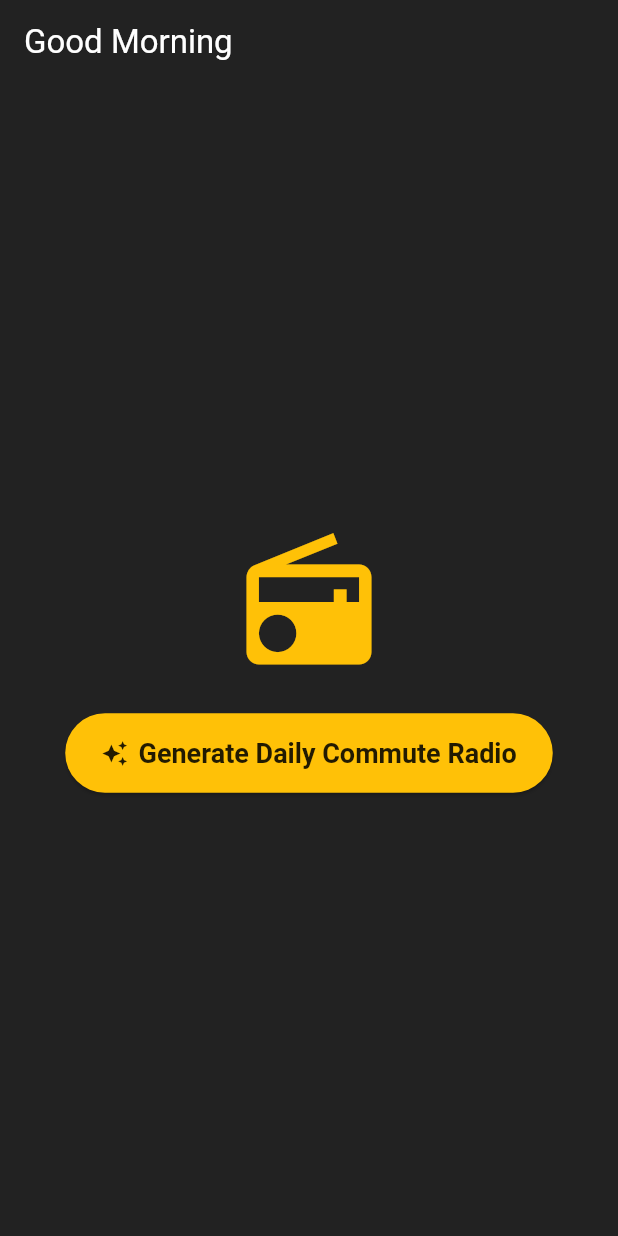
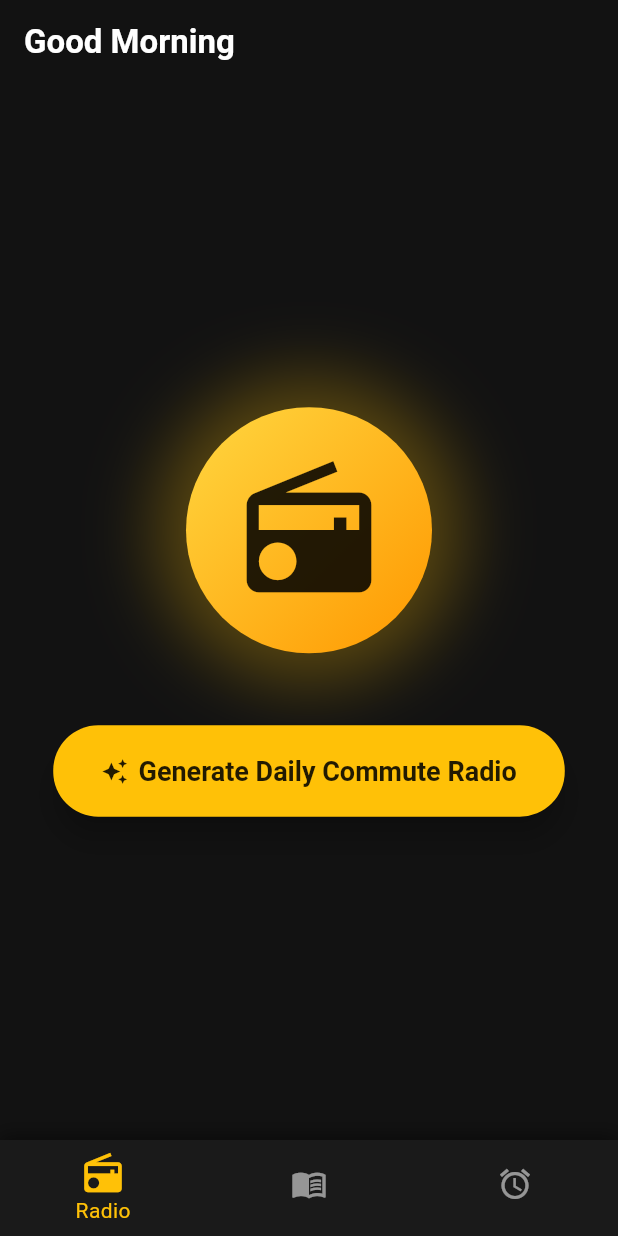
Before and after one commit to Cicada0719/ai-podcbast, a Flutter app: the screen it shows after launch, on a phone screen of 412 x 824 dp. Run offline on Flutter 3.47's test engine with Material 3 defaults, Android fonts, the phone set to English and light mode, and no system bars; our stand-ins replace dio, just_audio, shared_preferences.

Commit message:
feat: 设计AI播客系统并拓展英语学习
Co-authored-by: traeagent <traeagent@users.noreply.github.com>

```diff
--- a/ai-podcast-project/app/lib/main.dart
+++ b/ai-podcast-project/app/lib/main.dart
@@ -1,6 +1,6 @@
 import 'package:flutter/material.dart';
 import 'package:provider/provider.dart';
-import 'screens/player_screen.dart';
+import 'screens/main_screen.dart';
 import 'services/api_service.dart';
 import 'services/player_service.dart';
 
@@ -23,85 +23,14 @@ class AIPodcastApp extends StatelessWidget {
   Widget build(BuildContext context) {
     return MaterialApp(
       title: 'AI DJ Radio',
+      debugShowCheckedModeBanner: false,
       theme: ThemeData(
         brightness: Brightness.dark,
         primarySwatch: Colors.amber,
+        scaffoldBackgroundColor: const Color(0xFF121212),
+        fontFamily: 'Roboto', // Replace with a custom font if desired
       ),
-      home: const HomeScreen(),
+      home: const MainScreen(),
     );
   }
 }
-
-class HomeScreen extends StatelessWidget {
-  const HomeScreen({super.key});
-
-  @override
-  Widget build(BuildContext context) {
-    final apiService = context.read<ApiService>();
-    final playerService = context.read<PlayerService>();
-
-    return Scaffold(
-      backgroundColor: Colors.black87,
-      appBar: AppBar(
-        title: const Text('Good Morning', style: TextStyle(color: Colors.white)),
-        backgroundColor: Colors.transparent,
-        elevation: 0,
-      ),
-      body: Center(
-        child: Column(
-          mainAxisAlignment: MainAxisAlignment.center,
-          children: [
-            const Icon(Icons.radio, size: 100, color: Colors.amber),
-            const SizedBox(height: 24),
-            ElevatedButton.icon(
-              icon: const Icon(Icons.auto_awesome),
-              label: const Text('Generate Daily Commute Radio'),
-              style: ElevatedButton.styleFrom(
-                backgroundColor: Colors.amber,
-                foregroundColor: Colors.black87,
-                padding: const EdgeInsets.symmetric(horizontal: 24, vertical: 16),
-                textStyle: const TextStyle(fontSize: 18, fontWeight: FontWeight.bold),
-              ),
-              onPressed: () async {
-                try {
-                  // 显示加载弹窗
-                  showDialog(
-                    context: context,
-                    barrierDismissible: false,
-                    builder: (ctx) => const Center(child: CircularProgressIndicator(color: Colors.amber)),
-                  );
-
-                  // 1. 调用后端 API 生成播客台本和 TTS
-                  final episodes = await apiService.fetchPodcastScript("早间通勤");
-
-                  // 2. 加载进播放器
-                  await playerService.loadEpisodes(episodes);
-
-                  // 关闭弹窗
-                  if (context.mounted) Navigator.pop(context);
-
-                  // 3. 跳转到播放器界面
-                  if (context.mounted) {
-                    Navigator.push(
-                      context,
-                      MaterialPageRoute(builder: (_) => const PlayerScreen()),
-                    );
-                    playerService.play(); // 自动播放
-                  }
-                } catch (e) {
-                  if (context.mounted) Navigator.pop(context);
-                  debugPrint('Failed to generate radio: $e');
-                  if (context.mounted) {
-                    ScaffoldMessenger.of(context).showSnackBar(
-                      SnackBar(content: Text('Error: $e')),
-                    );
-                  }
-                }
-              },
-            ),
-          ],
-        ),
-      ),
-    );
-  }
-}
--- /dev/null
+++ b/ai-podcast-project/app/lib/screens/home_screen.dart
@@ -0,0 +1,108 @@
+import 'package:flutter/material.dart';
+import 'package:provider/provider.dart';
+import '../services/api_service.dart';
+import '../services/player_service.dart';
+import 'player_screen.dart';
+
+class HomeScreen extends StatelessWidget {
+  const HomeScreen({super.key});
+
+  @override
+  Widget build(BuildContext context) {
+    final apiService = context.read<ApiService>();
+    final playerService = context.read<PlayerService>();
+
+    return Scaffold(
+      backgroundColor: const Color(0xFF121212),
+      appBar: AppBar(
+        title: const Text('Good Morning', style: TextStyle(color: Colors.white, fontWeight: FontWeight.bold)),
+        backgroundColor: Colors.transparent,
+        elevation: 0,
+      ),
+      body: Center(
+        child: Column(
+          mainAxisAlignment: MainAxisAlignment.center,
+          children: [
+            Container(
+              padding: const EdgeInsets.all(32),
+              decoration: BoxDecoration(
+                shape: BoxShape.circle,
+                gradient: const LinearGradient(
+                  colors: [Colors.amberAccent, Colors.orange],
+                  begin: Alignment.topLeft,
+                  end: Alignment.bottomRight,
+                ),
+                boxShadow: [
+                  BoxShadow(
+                    color: Colors.amber.withOpacity(0.3),
+                    blurRadius: 40,
+                    spreadRadius: 20,
+                  )
+                ],
+              ),
+              child: const Icon(Icons.radio, size: 100, color: Colors.black87),
+            ),
+            const SizedBox(height: 48),
+            ElevatedButton.icon(
+              icon: const Icon(Icons.auto_awesome),
+              label: const Text('Generate Daily Commute Radio'),
+              style: ElevatedButton.styleFrom(
+                backgroundColor: Colors.amber,
+                foregroundColor: Colors.black87,
+                padding: const EdgeInsets.symmetric(horizontal: 32, vertical: 20),
+                shape: RoundedRectangleBorder(borderRadius: BorderRadius.circular(30)),
+                textStyle: const TextStyle(fontSize: 18, fontWeight: FontWeight.bold),
+                elevation: 8,
+              ),
+              onPressed: () async {
+                try {
+                  // 显示精美加载弹窗
+                  showDialog(
+                    context: context,
+                    barrierDismissible: false,
+                    builder: (ctx) => const Center(
+                      child: Column(
+                        mainAxisSize: MainAxisSize.min,
+                        children: [
+                          CircularProgressIndicator(color: Colors.amber),
+                          SizedBox(height: 20),
+                          Text("Echo & Leo are preparing your radio...", style: TextStyle(color: Colors.amber, fontSize: 16, fontWeight: FontWeight.bold)),
+                        ],
+                      ),
+                    ),
+                  );
+
+                  // 1. 调用后端 API 生成播客台本和 TTS
+                  final episodes = await apiService.fetchPodcastScript("早间通勤");
+
+                  // 2. 加载进播放器
+                  await playerService.loadEpisodes(episodes);
+
+                  // 关闭弹窗
+                  if (context.mounted) Navigator.pop(context);
+
+                  // 3. 跳转到播放器界面
+                  if (context.mounted) {
+                    Navigator.push(
+                      context,
+                      MaterialPageRoute(builder: (_) => const PlayerScreen()),
+                    );
+                    playerService.play(); // 自动播放
+                  }
+                } catch (e) {
+                  if (context.mounted) Navigator.pop(context);
+                  debugPrint('Failed to generate radio: $e');
+                  if (context.mounted) {
+                    ScaffoldMessenger.of(context).showSnackBar(
+                      SnackBar(content: Text('Error: $e'), backgroundColor: Colors.redAccent),
+                    );
+                  }
+                }
+              },
+            ),
+          ],
+        ),
+      ),
+    );
+  }
+}
--- /dev/null
+++ b/ai-podcast-project/app/lib/screens/main_screen.dart
@@ -0,0 +1,76 @@
+import 'package:flutter/material.dart';
+import 'package:provider/provider.dart';
+import '../services/api_service.dart';
+import '../services/player_service.dart';
+import 'home_screen.dart';
+import 'vocab_screen.dart';
+import 'alarm_screen.dart';
+
+class MainScreen extends StatefulWidget {
+  const MainScreen({super.key});
+
+  @override
+  State<MainScreen> createState() => _MainScreenState();
+}
+
+class _MainScreenState extends State<MainScreen> {
+  int _currentIndex = 0;
+  final List<Widget> _screens = const [
+    HomeScreen(),
+    VocabularyScreen(),
+    AlarmScreen(),
+  ];
+
+  @override
+  Widget build(BuildContext context) {
+    return Scaffold(
+      body: IndexedStack(
+        index: _currentIndex,
+        children: _screens,
+      ),
+      bottomNavigationBar: Container(
+        decoration: BoxDecoration(
+          boxShadow: [
+            BoxShadow(
+              color: Colors.black.withOpacity(0.5),
+              blurRadius: 10,
+              offset: const Offset(0, -2),
+            ),
+          ],
+        ),
+        child: BottomNavigationBar(
+          currentIndex: _currentIndex,
+          backgroundColor: const Color(0xFF1A1A1A),
+          selectedItemColor: Colors.amber,
+          unselectedItemColor: Colors.white54,
+          showSelectedLabels: true,
+          showUnselectedLabels: false,
+          elevation: 0,
+          type: BottomNavigationBarType.fixed,
+          onTap: (index) {
+            setState(() {
+              _currentIndex = index;
+            });
+          },
+          items: const [
+            BottomNavigationBarItem(
+              icon: Icon(Icons.radio),
+              activeIcon: Icon(Icons.radio, size: 30),
+              label: 'Radio',
+            ),
+            BottomNavigationBarItem(
+              icon: Icon(Icons.menu_book),
+              activeIcon: Icon(Icons.menu_book, size: 30),
+              label: 'Vocab',
+            ),
+            BottomNavigationBarItem(
+              icon: Icon(Icons.alarm),
+              activeIcon: Icon(Icons.alarm, size: 30),
+              label: 'Routine',
+            ),
+          ],
+        ),
+      ),
+    );
+  }
+}
--- a/ai-podcast-project/app/pubspec.yaml
+++ b/ai-podcast-project/app/pubspec.yaml
@@ -16,6 +16,8 @@ dependencies:
   just_audio_background: ^0.0.1-beta.12
   cached_network_image: ^3.3.1
   shared_preferences: ^2.2.2
+  path_provider: ^2.1.1
+  dio: ^5.4.0
 
 dev_dependencies:
   flutter_test:
```
Also changed, not shown: ai-podcast-project/app/lib/screens/alarm_screen.dart (added, +165 -0 lines), ai-podcast-project/app/lib/screens/vocab_screen.dart (added, +138 -0 lines), ai-podcast-project/app/lib/services/cache_service.dart (added, +40 -0 lines).
